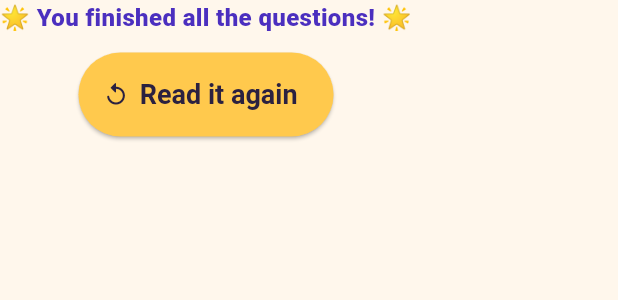
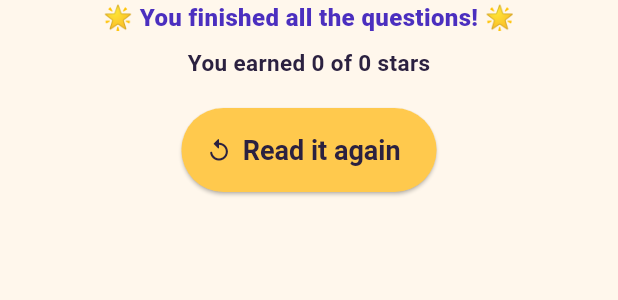
Before and after one commit to thirumani-vihaan/ultimate-ai-narrator, a Flutter app: the _RestartButton widget shown alone on an empty page, opened directly with empty values, on a phone screen of 412 x 824 dp. Shown: the top 300 px of the screen. Run offline on Flutter 3.47's test engine with Material 3 defaults, Android fonts, the phone set to English and light mode, and no system bars; our stand-ins replace confetti, flutter_riverpod, flutter_tts.

Commit message:
feat: score & stars — per-question stars (attempts-based) + running total with animated star row + finish summary

```diff
--- a/lib/state/quiz_controller.dart
+++ b/lib/state/quiz_controller.dart
@@ -45,7 +45,12 @@
 
     if (question.isCorrect(option)) {
       _haptics.correct();
-      state = state.copyWith(status: QuizStatus.solved, lastSelected: option);
+      final stars = state.attempts == 0 ? 3 : (state.attempts == 1 ? 2 : 1);
+      state = state.copyWith(
+        status: QuizStatus.solved,
+        lastSelected: option,
+        totalStars: state.totalStars + stars,
+      );
     } else {
       _haptics.wrong();
       state = state.copyWith(
@@ -66,6 +71,7 @@
         questions: state.questions,
         index: state.index + 1,
         status: QuizStatus.ready,
+        totalStars: state.totalStars,
       );
     }
   }
--- a/lib/ui/story_screen.dart
+++ b/lib/ui/story_screen.dart
@@ -257,6 +257,11 @@
       crossAxisAlignment: CrossAxisAlignment.stretch,
       children: <Widget>[
         if (solved) const _SuccessBanner(),
+        if (solved) ...<Widget>[
+          const SizedBox(height: 4),
+          _StarRow(count: quiz.currentQuestionStars, max: 3, size: 30),
+          const SizedBox(height: 10),
+        ],
         if (quiz.total > 1) ...<Widget>[
           _QuizProgress(index: quiz.index, total: quiz.total),
           const SizedBox(height: 10),
@@ -266,6 +271,8 @@
           const SizedBox(height: 16),
           if (quiz.isLastQuestion)
             _RestartButton(
+              earned: quiz.totalStars,
+              max: quiz.maxStars,
               onRestart: () {
                 quizController.reset();
                 story.readStory();
@@ -430,9 +437,15 @@
 }
 
 class _RestartButton extends StatelessWidget {
-  const _RestartButton({required this.onRestart});
+  const _RestartButton({
+    required this.onRestart,
+    required this.earned,
+    required this.max,
+  });
 
   final VoidCallback onRestart;
+  final int earned;
+  final int max;
 
   @override
   Widget build(BuildContext context) {
@@ -447,7 +460,18 @@
             color: PebloColors.primaryDark,
           ),
         ),
-        const SizedBox(height: 12),
+        const SizedBox(height: 8),
+        Text(
+          'You earned $earned of $max stars',
+          style: const TextStyle(
+            fontSize: 15,
+            fontWeight: FontWeight.w700,
+            color: PebloColors.ink,
+          ),
+        ),
+        const SizedBox(height: 6),
+        _StarRow(count: earned, max: max, size: 26),
+        const SizedBox(height: 14),
         SizedBox(
           height: 56,
           child: ElevatedButton.icon(
@@ -471,3 +495,37 @@
     );
   }
 }
+
+/// A row of gold/empty stars, animating each filled star in with a small pop.
+class _StarRow extends StatelessWidget {
+  const _StarRow({required this.count, required this.max, this.size = 28});
+
+  final int count;
+  final int max;
+  final double size;
+
+  @override
+  Widget build(BuildContext context) {
+    return Row(
+      mainAxisAlignment: MainAxisAlignment.center,
+      children: <Widget>[
+        for (int i = 0; i < max; i++)
+          TweenAnimationBuilder<double>(
+            key: ValueKey<String>('star-$i-${i < count}'),
+            tween: Tween<double>(begin: i < count ? 0.0 : 1.0, end: 1.0),
+            duration: Duration(milliseconds: 250 + i * 120),
+            curve: Curves.elasticOut,
+            builder: (context, t, child) =>
+                Transform.scale(scale: i < count ? t : 1.0, child: child),
+            child: Icon(
+              i < count ? Icons.star_rounded : Icons.star_outline_rounded,
+              size: size,
+              color: i < count ? PebloColors.accent : PebloColors.ink.withValues(
+                    alpha: 0.25,
+                  ),
+            ),
+          ),
+      ],
+    );
+  }
+}
```
Also changed, not shown: lib/state/quiz_state.dart (+19 -2 lines), 1 other file.
